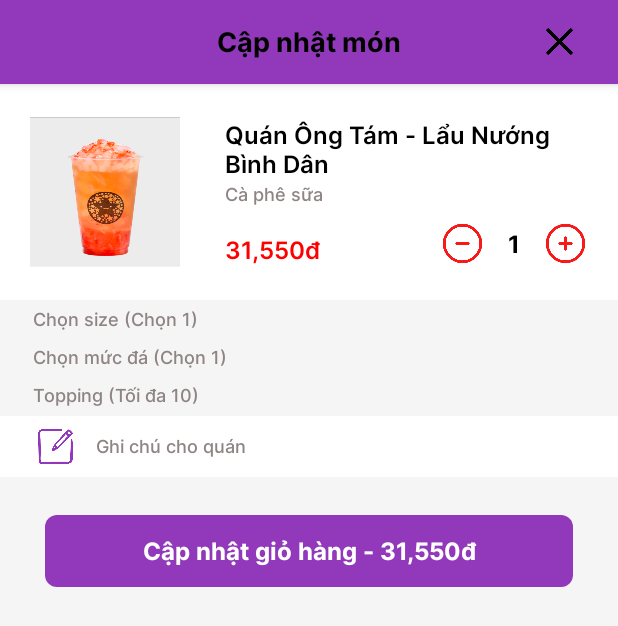
After one commit to thuyle-23/Fista-Food-Delivery, an Android app: the UpdateOrderActivity screen opened directly, with no data from a screen before it, on a phone screen of 412 x 824 dp. The commit adds this screen. Shown: the top 626 px of the screen. Run offline under Robolectric (Android 15) with nearby library versions, the phone set to English and light mode, and no system bars.

Commit message:
modify gui

```diff
--- a/app/src/main/java/com/example/fooddelivery/AddLocationnActivity.java
+++ b/app/src/main/java/com/example/fooddelivery/AddLocationnActivity.java
@@ -2,13 +2,38 @@ package com.example.fooddelivery;
 
 import androidx.appcompat.app.AppCompatActivity;
 
+import android.content.Intent;
 import android.os.Bundle;
+import android.view.View;
+import android.widget.Button;
+import android.widget.ImageView;
 
 public class AddLocationnActivity extends AppCompatActivity {
-
+    private ImageView imgBack;
+    private Button btnSave;
     @Override
     protected void onCreate(Bundle savedInstanceState) {
         super.onCreate(savedInstanceState);
         setContentView(R.layout.layout_add_locationn);
+
+        imgBack = findViewById(R.id.imgBack);
+        btnSave = findViewById(R.id.btnSave);
+        imgBack.setOnClickListener(new View.OnClickListener() {
+            @Override
+            public void onClick(View v) {
+                backToAddressBookPage();
+            }
+        });
+        btnSave.setOnClickListener(new View.OnClickListener() {
+            @Override
+            public void onClick(View v) {
+                backToAddressBookPage();
+            }
+        });
+    }
+    public void backToAddressBookPage() {
+        Intent intent = new Intent(AddLocationnActivity.this, AddressBookActivity.class);
+        startActivity(intent);
+        overridePendingTransition(R.anim.slide_out_right, R.anim.slide_in_left);
     }
 }
--- a/app/src/main/java/com/example/fooddelivery/AddressBookActivity.java
+++ b/app/src/main/java/com/example/fooddelivery/AddressBookActivity.java
@@ -2,13 +2,47 @@ package com.example.fooddelivery;
 
 import androidx.appcompat.app.AppCompatActivity;
 
+import android.annotation.SuppressLint;
+import android.content.Intent;
 import android.os.Bundle;
+import android.view.View;
+import android.widget.ImageView;
+import android.widget.TextView;
 
 public class AddressBookActivity extends AppCompatActivity {
+    private ImageView imgBack;
+    private TextView txtviewAddNewLocation;
 
+    @SuppressLint("MissingInflatedId")
     @Override
     protected void onCreate(Bundle savedInstanceState) {
         super.onCreate(savedInstanceState);
         setContentView(R.layout.layout_address_book);
+
+        imgBack = findViewById(R.id.imgBack);
+        txtviewAddNewLocation = findViewById(R.id.txtviewAddNewLocation);
+        imgBack.setOnClickListener(new View.OnClickListener() {
+            @Override
+            public void onClick(View v) {
+                backToAccountPage();
+            }
+        });
+        txtviewAddNewLocation.setOnClickListener(new View.OnClickListener() {
+            @Override
+            public void onClick(View v) {
+                openAddNewLocationPage();
+            }
+        });
+    }
+
+    public void backToAccountPage() {
+        Intent intent = new Intent(AddressBookActivity.this, Account.class);
+        startActivity(intent);
+        overridePendingTransition(R.anim.slide_out_right, R.anim.slide_in_left);
+    }
+    public void openAddNewLocationPage(){
+        Intent intent = new Intent(AddressBookActivity.this, AddLocationnActivity.class);
+        startActivity(intent);
+        overridePendingTransition(R.anim.slide_in_right, R.anim.slide_out_left);
     }
 }
--- /dev/null
+++ b/app/src/main/java/com/example/fooddelivery/UpdateOrderActivity.java
@@ -0,0 +1,14 @@
+package com.example.fooddelivery;
+
+import androidx.appcompat.app.AppCompatActivity;
+
+import android.os.Bundle;
+
+public class UpdateOrderActivity extends AppCompatActivity {
+
+    @Override
+    protected void onCreate(Bundle savedInstanceState) {
+        super.onCreate(savedInstanceState);
+        setContentView(R.layout.layout_update_order);
+    }
+}
--- a/app/src/main/res/layout/layout_add_locationn.xml
+++ b/app/src/main/res/layout/layout_add_locationn.xml
@@ -22,7 +22,7 @@
             app:layout_scrollFlags="noScroll">
 
             <ImageView
-                android:id="@+id/iv_back"
+                android:id="@+id/imgBack"
                 android:layout_width="30dp"
                 android:layout_height="30dp"
                 android:layout_marginStart="17dp"
@@ -62,7 +62,6 @@
 
         </LinearLayout>
     </com.google.android.material.appbar.AppBarLayout>
-
     <ScrollView
         android:layout_width="match_parent"
         android:layout_height="wrap_content"
@@ -72,6 +71,7 @@
         <LinearLayout
             android:layout_width="match_parent"
             android:layout_height="wrap_content"
+            android:gravity="bottom"
             android:orientation="vertical">
 
             <LinearLayout
@@ -325,11 +325,20 @@
                     android:layout_height="15dp"
                     android:layout_marginTop="15dp"
                     android:background="@color/bgGray"></LinearLayout>
+
             </LinearLayout>
+
+        </LinearLayout>
+
+    </ScrollView>
 
     <LinearLayout
         android:layout_width="match_parent"
         android:layout_height="wrap_content"
+        android:layout_marginTop="720dp"
+        android:layout_alignParentBottom="true"
+        android:layout_marginBottom="10dp"
+        android:background="@color/white"
         android:orientation="vertical">
 
         <Button
@@ -337,7 +346,7 @@
             android:layout_width="336dp"
             android:layout_height="55dp"
             android:layout_marginStart="38dp"
-                    android:layout_marginTop="20dp"
+            android:layout_marginTop="0dp"
             android:backgroundTint="@color/mainPurple"
             android:fontFamily="@font/inter_bold"
             android:text="LƯU"
@@ -345,7 +354,4 @@
             app:strokeColor="@color/mainPurple" />
 
     </LinearLayout>
-        </LinearLayout>
-
-    </ScrollView>
 </RelativeLayout>
--- a/app/src/main/res/layout/layout_address_book.xml
+++ b/app/src/main/res/layout/layout_address_book.xml
@@ -22,7 +22,7 @@
             app:layout_scrollFlags="noScroll">
 
             <ImageView
-                android:id="@+id/iv_back"
+                android:id="@+id/imgBack"
                 android:layout_width="30dp"
                 android:layout_height="30dp"
                 android:layout_marginStart="17dp"
@@ -118,7 +118,7 @@
                     android:orientation="vertical">
 
                     <TextView
-                        android:id="@+id/tv_note"
+                        android:id="@+id/txtviewAddNewLocation"
                         android:layout_width="match_parent"
                         android:layout_height="wrap_content"
                         android:ellipsize="end"
--- a/app/src/main/res/layout/layout_confirm_orders.xml
+++ b/app/src/main/res/layout/layout_confirm_orders.xml
@@ -550,7 +550,7 @@
                     <com.google.android.material.textfield.TextInputEditText
                         android:id="@+id/et_write_review"
                         android:layout_width="match_parent"
-                        android:layout_height="wrap_content"
+                        android:layout_height="100dp"
                         android:background="@android:color/transparent"
                         android:gravity="top|left"
                         android:hint="Viết ghi chú cho đơn hàng (không bắt buộc)"
@@ -588,7 +588,6 @@
                     android:textAllCaps="false"
                     android:textColor="@color/white"
                     android:textSize="14sp" />
-
             </LinearLayout>
 
         </LinearLayout>
--- /dev/null
+++ b/app/src/main/res/layout/layout_update_order.xml
@@ -0,0 +1,300 @@
+<?xml version="1.0" encoding="utf-8"?>
+<androidx.coordinatorlayout.widget.CoordinatorLayout xmlns:android="http://schemas.android.com/apk/res/android"
+    xmlns:app="http://schemas.android.com/apk/res-auto"
+    xmlns:tools="http://schemas.android.com/tools"
+    android:layout_width="match_parent"
+    android:layout_height="match_parent"
+    app:layout_behavior="@string/appbar_scrolling_view_behavior"
+    tools:context=".UpdateOrderActivity">
+
+    <com.google.android.material.appbar.AppBarLayout
+        android:id="@+id/app_bar_layout"
+        android:layout_width="match_parent"
+        android:layout_height="wrap_content"
+        android:background="@color/mainPurple"
+        android:elevation="0dp"
+        android:translationZ="0dp">
+
+        <LinearLayout
+            android:layout_width="match_parent"
+            android:layout_height="?attr/actionBarSize"
+            android:gravity="center"
+            android:paddingHorizontal="14dp"
+            app:layout_scrollFlags="noScroll">
+
+            <ImageView
+                android:id="@+id/iv_back"
+                android:layout_width="30dp"
+                android:layout_height="30dp"
+                android:layout_marginStart="10dp"
+                android:background="?attr/selectableItemBackground"
+                android:clickable="true"
+                android:src="@drawable/icon_back"
+                android:visibility="invisible" />
+
+            <TableRow
+                android:layout_width="0dp"
+                android:layout_height="wrap_content"
+                android:layout_weight="1">
+
+                <TextView
+                    android:id="@+id/tv_shows_text"
+                    android:layout_width="match_parent"
+                    android:layout_height="wrap_content"
+                    android:fontFamily="@font/inter_bold"
+                    android:padding="1dp"
+                    android:text="Cập nhật món"
+                    android:textAlignment="center"
+                    android:textColor="@color/black"
+                    android:textSize="18sp" />
+
+            </TableRow>
+
+
+            <ImageView
+                android:id="@+id/iv_edit"
+                android:layout_width="30dp"
+                android:layout_height="30dp"
+                android:layout_marginEnd="10dp"
+                android:background="?attr/selectableItemBackground"
+                android:clickable="true"
+                android:src="@drawable/icon_remove"
+                android:visibility="visible" />
+
+        </LinearLayout>
+    </com.google.android.material.appbar.AppBarLayout>
+
+    <ScrollView
+        android:layout_width="match_parent"
+        android:layout_height="match_parent"
+        android:background="@color/background"
+        app:layout_anchorGravity="bottom"
+        app:layout_behavior="@string/appbar_scrolling_view_behavior">
+
+        <LinearLayout
+            android:layout_width="match_parent"
+            android:layout_height="wrap_content"
+            android:orientation="vertical">
+
+            <LinearLayout
+                android:layout_width="match_parent"
+                android:layout_height="match_parent"
+                android:background="@color/white"
+                android:orientation="horizontal"
+                android:paddingHorizontal="20dp"
+                android:paddingVertical="22dp">
+
+                <ImageView
+                    android:id="@+id/image_item_food"
+                    android:layout_width="100dp"
+                    android:layout_height="100dp"
+                    android:scaleType="centerCrop"
+                    app:srcCompat="@drawable/pic_drink" />
+
+                <LinearLayout
+                    android:layout_width="match_parent"
+                    android:layout_height="match_parent"
+                    android:layout_marginStart="30dp"
+                    android:layout_weight="1"
+                    android:orientation="vertical">
+
+                    <TextView
+                        android:id="@+id/name_shop"
+                        android:layout_width="match_parent"
+                        android:layout_height="wrap_content"
+                        android:autoSizeTextType="uniform"
+                        android:ellipsize="end"
+                        android:fontFamily="@font/inter_semibold"
+                        android:maxLines="2"
+                        android:text="@string/nameRestaurant"
+                        android:textColor="@color/black"
+                        android:textSize="16sp" />
+
+                    <TextView
+                        android:id="@+id/type_of_food"
+                        android:layout_width="match_parent"
+                        android:layout_height="wrap_content"
+                        android:ellipsize="end"
+                        android:fontFamily="@font/inter_medium"
+                        android:maxLines="1"
+                        android:text="@string/nameFood"
+                        android:textColor="@color/mainGray"
+                        android:textSize="12sp" />
+
+                    <View
+                        android:layout_width="match_parent"
+                        android:layout_height="0dp"
+                        android:layout_weight="1" />
+
+                    <LinearLayout
+                        android:layout_width="match_parent"
+                        android:layout_height="wrap_content"
+                        android:orientation="horizontal">
+
+
+                        <TextView
+                            android:id="@+id/tv_price"
+                            android:layout_width="wrap_content"
+                            android:layout_height="wrap_content"
+                            android:layout_marginTop="8dp"
+                            android:fontFamily="@font/inter_semibold"
+                            android:text="@string/_31_550"
+                            android:textColor="@color/validRed"
+                            android:textSize="16sp" />
+
+                        <View
+                            android:layout_width="wrap_content"
+                            android:layout_height="1dp"
+                            android:layout_weight="1" />
+
+                        <ImageView
+                            android:id="@+id/iv_minus"
+                            android:layout_width="30dp"
+                            android:layout_height="match_parent"
+                            android:background="?attr/selectableItemBackground"
+                            android:clickable="true"
+                            android:src="@drawable/icon_minus"
+                            android:visibility="visible" />
+
+                        <TextView
+                            android:id="@+id/distance_shop"
+                            android:layout_width="wrap_content"
+                            android:layout_height="wrap_content"
+                            android:layout_gravity="center"
+                            android:layout_marginHorizontal="15dp"
+                            android:fontFamily="@font/inter_bold"
+                            android:text="1"
+                            android:textAlignment="center"
+                            android:textColor="@color/black"
+                            android:textSize="16sp" />
+
+                        <ImageView
+                            android:id="@+id/iv_plus"
+                            android:layout_width="30dp"
+                            android:layout_height="match_parent"
+                            android:background="?attr/selectableItemBackground"
+                            android:clickable="true"
+                            android:src="@drawable/icon_add"
+                            android:visibility="visible" />
+                    </LinearLayout>
+                </LinearLayout>
+
+            </LinearLayout>
+
+            <TextView
+                android:id="@+id/tv_title1"
+                android:layout_width="match_parent"
+                android:layout_height="wrap_content"
+                android:layout_marginVertical="4dp"
+                android:layout_marginStart="22dp"
+                android:ellipsize="end"
+                android:fontFamily="@font/inter_medium"
+                android:maxLines="1"
+                android:text="@string/chooseSize"
+                android:textColor="@color/mainGray"
+                android:textSize="12sp" />
+
+            <androidx.recyclerview.widget.RecyclerView
+                android:id="@+id/rcv_size"
+                android:layout_width="match_parent"
+                android:layout_height="wrap_content"
+                app:layoutManager="androidx.recyclerview.widget.LinearLayoutManager"
+                tools:itemCount="2"
+                tools:listitem="@layout/item_select_option"/>
+
+            <TextView
+                android:id="@+id/tv_title2"
+                android:layout_width="match_parent"
+                android:layout_height="wrap_content"
+                android:layout_marginVertical="4dp"
+                android:layout_marginStart="22dp"
+                android:ellipsize="end"
+                android:fontFamily="@font/inter_medium"
+                android:maxLines="1"
+                android:text="@string/chooseIceLevel"
+                android:textColor="@color/mainGray"
+                android:textSize="12sp" />
+
+            <androidx.recyclerview.widget.RecyclerView
+                android:id="@+id/rcv_ice_per"
+                android:layout_width="match_parent"
+                android:layout_height="wrap_content"
+                app:layoutManager="androidx.recyclerview.widget.LinearLayoutManager"
+                tools:itemCount="4"
+                tools:listitem="@layout/item_select_option"/>
+
+            <TextView
+                android:id="@+id/tv_title3"
+                android:layout_width="match_parent"
+                android:layout_height="wrap_content"
+                android:layout_marginVertical="4dp"
+                android:layout_marginStart="22dp"
+                android:ellipsize="end"
+                android:fontFamily="@font/inter_medium"
+                android:maxLines="1"
+                android:text="@string/chooseTopping"
+                android:textColor="@color/mainGray"
+                android:textSize="12sp" />
+
+            <androidx.recyclerview.widget.RecyclerView
+                android:id="@+id/rcv_topping"
+                android:layout_width="match_parent"
+                android:layout_height="wrap_content"
+                app:layoutManager="androidx.recyclerview.widget.LinearLayoutManager"
+                tools:itemCount="4"
+                tools:listitem="@layout/item_select_option"/>
+
+            <LinearLayout
+                android:layout_width="match_parent"
+                android:orientation="horizontal"
+                android:background="@color/white"
+                android:layout_marginTop="1dp"
+                android:paddingHorizontal="22dp"
+                android:paddingVertical="5dp"
+                android:gravity="center_vertical"
+                android:layout_height="wrap_content">
+
+                <ImageView
+                    android:id="@+id/iv_note"
+                    android:layout_width="30dp"
+                    android:layout_height="30dp"
+                    android:padding="3dp"
+                    android:layout_gravity="center"
+                    android:background="?attr/selectableItemBackground"
+                    android:clickable="true"
+                    android:src="@drawable/icon_note"
+                    android:visibility="visible" />
+
+                <TextView
+                    android:id="@+id/tv_note"
+                    android:layout_width="match_parent"
+                    android:layout_height="wrap_content"
+                    android:layout_marginStart="12dp"
+                    android:ellipsize="end"
+                    android:fontFamily="@font/inter_medium"
+                    android:maxLines="1"
+                    android:text="@string/userNote"
+                    android:textColor="@color/mainGray"
+                    android:textSize="12sp" />
+            </LinearLayout>
+
+            <androidx.appcompat.widget.AppCompatButton
+                android:id="@+id/bt_add_cart"
+                android:layout_width="match_parent"
+                android:layout_height="wrap_content"
+                android:layout_marginHorizontal="30dp"
+                android:layout_marginTop="25dp"
+                android:layout_marginBottom="30dp"
+                android:background="@drawable/bg_primary_corner_15"
+                android:fontFamily="@font/inter_bold"
+                android:foreground="?android:attr/selectableItemBackground"
+                android:padding="8dp"
+                android:stateListAnimator="@null"
+                android:text="Cập nhật giỏ hàng - 31,550đ"
+                android:textAllCaps="false"
+                android:textColor="@color/white"
+                android:textSize="16sp" />
+        </LinearLayout>
+    </ScrollView>
+
+</androidx.coordinatorlayout.widget.CoordinatorLayout>
```
Also changed, not shown: app/src/main/AndroidManifest.xml (+11 -5 lines), app/src/main/java/com/example/fooddelivery/Login.java (+14 -8 lines), gradle.properties (line endings or trailing spaces). Lines whose indentation alone changed are shown as unchanged.
